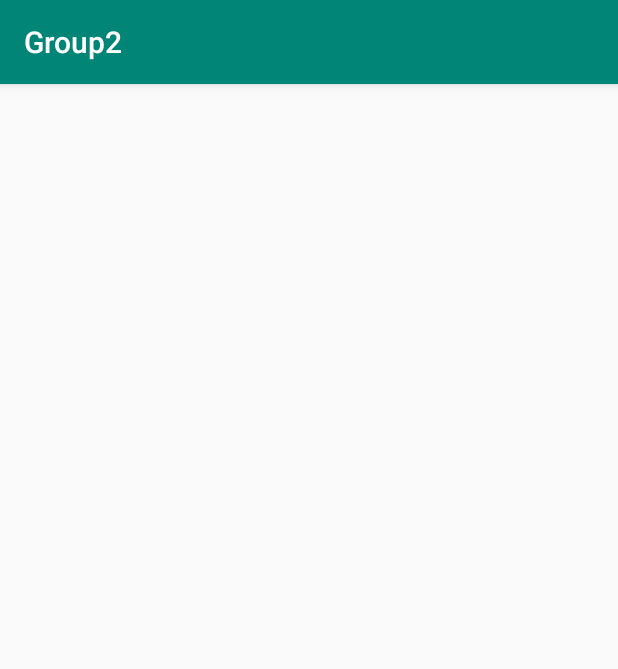
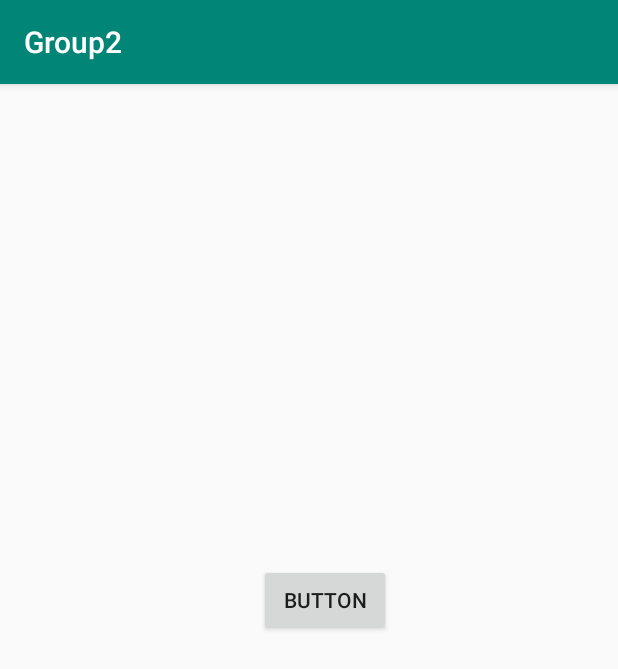
Before and after one commit to dvhwang/Group2, an Android app: the screen it shows after launch (MainActivity), on a phone screen of 412 x 824 dp. Shown: the top 669 px of the screen. Run offline under Robolectric (Android 15) with nearby library versions, the phone set to English and light mode, and no system bars.

Commit message:
New DB Fix

```diff
--- a/app/build.gradle
+++ b/app/build.gradle
@@ -22,6 +22,7 @@ dependencies {
     implementation fileTree(include: ['*.jar'], dir: 'libs')
     implementation 'com.android.support:appcompat-v7:28.0.0'
     implementation 'com.android.support.constraint:constraint-layout:1.1.3'
+    implementation 'com.github.PhilJay:MPAndroidChart:v3.1.0-alpha'
     testImplementation 'junit:junit:4.12'
     androidTestImplementation 'com.android.support.test:runner:1.0.2'
     androidTestImplementation 'com.android.support.test.espresso:espresso-core:3.0.2'
--- a/app/src/main/java/com/example/group2/MainActivity.java
+++ b/app/src/main/java/com/example/group2/MainActivity.java
@@ -1,7 +1,10 @@
 package com.example.group2;
 
+import android.content.Intent;
 import android.support.v7.app.AppCompatActivity;
 import android.os.Bundle;
+import android.view.View;
+import android.widget.Button;
 
 public class MainActivity extends AppCompatActivity {
 
@@ -9,6 +12,17 @@ public class MainActivity extends AppCompatActivity {
     protected void onCreate(Bundle savedInstanceState) {
         super.onCreate(savedInstanceState);
         setContentView(R.layout.activity_main);
+        Button btn = findViewById(R.id.button);
+        btn.setOnClickListener(new View.OnClickListener(){
+            @Override
+            public void onClick(View v){
+                moveToQuiz();
+            }
+        });
+    }
 
+    public void moveToQuiz(){
+        Intent intent = new Intent(MainActivity.this, QuizMain.class);
+        startActivity(intent);
     }
 }
--- a/app/src/main/java/com/example/group2/QuizContainer.java
+++ b/app/src/main/java/com/example/group2/QuizContainer.java
@@ -1,6 +1,12 @@
 package com.example.group2;
 
 import android.provider.BaseColumns;
+
+/*Modified Code from:
+Author: Coding in Flow
+Year: 2017
+Link: https://www.youtube.com/watch?v=5ISNPFmuOU8
+*/
 
 //Container for the different constants required for the SQLite operations
 public final class QuizContainer {
--- a/app/src/main/res/layout/activity_main.xml
+++ b/app/src/main/res/layout/activity_main.xml
@@ -4,4 +4,21 @@
     xmlns:tools="http://schemas.android.com/tools"
     android:layout_width="match_parent"
     android:layout_height="match_parent"
-    tools:context=".MainActivity"/>
+    tools:context=".MainActivity">
+
+    <Button
+        android:id="@+id/button"
+        android:layout_width="wrap_content"
+        android:layout_height="wrap_content"
+        android:layout_marginStart="172dp"
+        android:layout_marginLeft="172dp"
+        android:layout_marginTop="301dp"
+        android:layout_marginEnd="151dp"
+        android:layout_marginRight="151dp"
+        android:layout_marginBottom="382dp"
+        android:text="Button"
+        app:layout_constraintBottom_toBottomOf="parent"
+        app:layout_constraintEnd_toEndOf="parent"
+        app:layout_constraintStart_toStartOf="parent"
+        app:layout_constraintTop_toTopOf="parent" />
+</android.support.constraint.ConstraintLayout>
--- a/build.gradle
+++ b/build.gradle
@@ -16,6 +16,7 @@ buildscript {
 
 allprojects {
     repositories {
+        maven{ url 'https://jitpack.io' }
         google()
         jcenter()
 
```
Also changed, not shown: app/src/main/AndroidManifest.xml (+6 -5 lines), app/src/main/java/com/example/group2/DBHelper.java (+25 -16 lines), app/src/main/java/com/example/group2/Question.java (+7 -3 lines), app/src/main/java/com/example/group2/QuizMain.java (+22 -11 lines), app/src/main/java/com/example/group2/ResultMain.java (+80 -27 lines), app/src/main/res/layout/activity_result_main.xml (+13 -0 lines).
